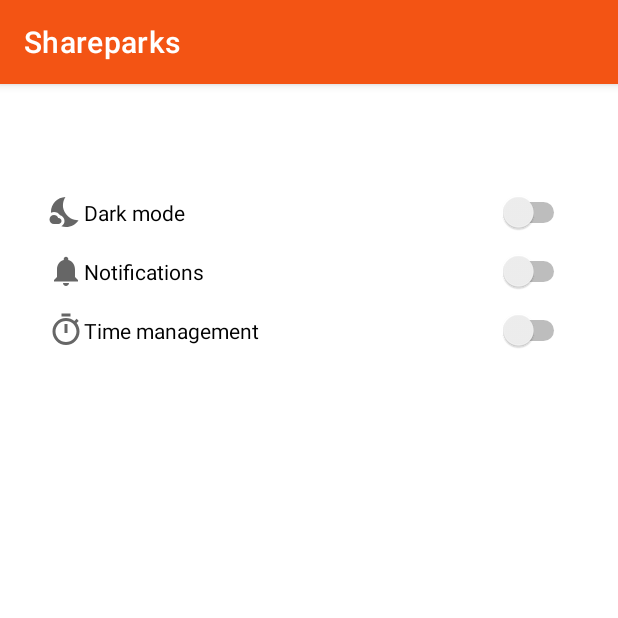
After one commit to BigBoi077/Shareparks, an Android app: the fragment AppSettingsFragment shown on its own in the app's theme, on a phone screen of 412 x 824 dp, the top half of it. The commit adds this screen. Run offline under Robolectric (Android 15) with nearby library versions, the phone set to English and light mode, and no system bars.

Commit message:
Can toggle to dark mode

```diff
--- /dev/null
+++ b/app/src/main/java/cegepst/example/shareparks/views/AppSettingsFragment.java
@@ -0,0 +1,41 @@
+package cegepst.example.shareparks.views;
+
+import android.os.Bundle;
+import android.view.LayoutInflater;
+import android.view.View;
+import android.view.ViewGroup;
+import android.widget.Switch;
+
+import androidx.annotation.NonNull;
+import androidx.annotation.Nullable;
+import androidx.fragment.app.Fragment;
+
+import cegepst.example.shareparks.R;
+
+public class AppSettingsFragment extends Fragment {
+
+    public static AppSettingsFragment newInstance() {
+        AppSettingsFragment appSettingsFragment = new AppSettingsFragment();
+        return appSettingsFragment;
+    }
+
+    @Override
+    public void onCreate(@Nullable Bundle savedInstanceState) {
+        super.onCreate(savedInstanceState);
+    }
+
+    @Nullable
+    @Override
+    public View onCreateView(@NonNull LayoutInflater inflater, @Nullable ViewGroup container, @Nullable Bundle savedInstanceState) {
+        return inflater.inflate(R.layout.app_settings_fragment, container, false);
+    }
+
+    @Override
+    public void onViewCreated(@NonNull View view, @Nullable Bundle savedInstanceState) {
+        super.onViewCreated(view, savedInstanceState);
+    }
+
+    public boolean getIsDarkModeOn() {
+        return ((Switch) getView().findViewById(R.id.darkModeSwitch)).isChecked();
+    }
+}
--- a/app/src/main/java/cegepst/example/shareparks/views/CreatePostFragment.java
+++ b/app/src/main/java/cegepst/example/shareparks/views/CreatePostFragment.java
@@ -47,7 +47,11 @@ public class CreatePostFragment extends Fragment {
         Post post = new Post();
         post.setAuthor(author);
         post.setImage(image);
-        post.setCaption(caption.trim());
+        if (caption != null) {
+            post.setCaption(caption.trim());
+        } else {
+            post.setCaption(caption);
+        }
         post.setNbrLikes(new Random().nextInt(10000));
         return post;
     }
--- /dev/null
+++ b/app/src/main/res/drawable/ic_notifications.xml
@@ -0,0 +1,10 @@
+<vector xmlns:android="http://schemas.android.com/apk/res/android"
+    android:width="24dp"
+    android:height="24dp"
+    android:tint="?attr/colorControlNormal"
+    android:viewportWidth="24"
+    android:viewportHeight="24">
+    <path
+        android:fillColor="@android:color/white"
+        android:pathData="M12,22c1.1,0 2,-0.9 2,-2h-4c0,1.1 0.89,2 2,2zM18,16v-5c0,-3.07 -1.64,-5.64 -4.5,-6.32L13.5,4c0,-0.83 -0.67,-1.5 -1.5,-1.5s-1.5,0.67 -1.5,1.5v0.68C7.63,5.36 6,7.92 6,11v5l-2,2v1h16v-1l-2,-2z" />
+</vector>
--- /dev/null
+++ b/app/src/main/res/drawable/ic_timer.xml
@@ -0,0 +1,10 @@
+<vector xmlns:android="http://schemas.android.com/apk/res/android"
+    android:width="24dp"
+    android:height="24dp"
+    android:tint="?attr/colorControlNormal"
+    android:viewportWidth="24"
+    android:viewportHeight="24">
+    <path
+        android:fillColor="@android:color/white"
+        android:pathData="M15,1L9,1v2h6L15,1zM11,14h2L13,8h-2v6zM19.03,7.39l1.42,-1.42c-0.43,-0.51 -0.9,-0.99 -1.41,-1.41l-1.42,1.42C16.07,4.74 14.12,4 12,4c-4.97,0 -9,4.03 -9,9s4.02,9 9,9 9,-4.03 9,-9c0,-2.12 -0.74,-4.07 -1.97,-5.61zM12,20c-3.87,0 -7,-3.13 -7,-7s3.13,-7 7,-7 7,3.13 7,7 -3.13,7 -7,7z" />
+</vector>
--- /dev/null
+++ b/app/src/main/res/layout/app_settings_fragment.xml
@@ -0,0 +1,37 @@
+<?xml version="1.0" encoding="utf-8"?>
+<LinearLayout xmlns:android="http://schemas.android.com/apk/res/android"
+    xmlns:tools="http://schemas.android.com/tools"
+    android:layout_width="match_parent"
+    android:layout_height="match_parent"
+    android:layout_marginLeft="32dp"
+    android:layout_marginRight="32dp"
+    android:orientation="vertical">
+
+    <Switch
+        android:id="@+id/darkModeSwitch"
+        android:layout_width="match_parent"
+        android:layout_height="wrap_content"
+        android:layout_marginTop="72dp"
+        android:layout_marginBottom="12dp"
+        android:drawableLeft="@drawable/ic_nights_mode"
+        android:onClick="toggleDarkMode"
+        android:text="@string/switchDarkMode"
+        tools:ignore="UseSwitchCompatOrMaterialXml" />
+
+    <Switch
+        android:layout_width="match_parent"
+        android:layout_height="wrap_content"
+        android:layout_marginBottom="12dp"
+        android:drawableLeft="@drawable/ic_notifications"
+        android:text="@string/switchNotifications"
+        tools:ignore="UseSwitchCompatOrMaterialXml" />
+
+    <Switch
+        android:layout_width="match_parent"
+        android:layout_height="wrap_content"
+        android:layout_marginBottom="12dp"
+        android:drawableLeft="@drawable/ic_timer"
+        android:text="@string/switchAppTimer"
+        tools:ignore="UseSwitchCompatOrMaterialXml" />
+
+</LinearLayout>
--- a/app/src/main/res/layout/user_settings_fragment.xml
+++ b/app/src/main/res/layout/user_settings_fragment.xml
@@ -39,7 +39,7 @@
         android:text="@string/passwordWarning" />
 
     <EditText
-        android:id="@+id/firstPasswordInput"
+        android:id="@+id/passwordInput"
         android:layout_width="match_parent"
         android:layout_height="wrap_content"
         android:layout_gravity="center"
@@ -81,6 +81,7 @@
 
     <Button
         android:id="@+id/saveButton"
+        android:onClick="saveUserInformation"
         android:layout_width="wrap_content"
         android:layout_height="wrap_content"
         android:layout_gravity="center"
--- a/app/src/main/res/values/strings.xml
+++ b/app/src/main/res/values/strings.xml
@@ -1,4 +1,4 @@
-<resources xmlns:tools="http://schemas.android.com/tools">
+<resources>
     <string name="app_name">Shareparks</string>
     <string name="usernameHint">Username</string>
     <string name="passwordHint">•••••••••••</string>
@@ -32,7 +32,10 @@
     <string name="firstNameHint">First Name</string>
     <string name="lastNameHint2">Last Name</string>
     <string name="actionSave">Save</string>
-    <string name="passwordWarning" tools:ignore="StringEscaping">Dont't forget your password!</string>
+    <string name="passwordWarning">Dont\'t forget your password!</string>
     <string name="personalizedMessage">Here you can put a personalized message when the app opens. Try it out !</string>
     <string name="gandalfQuote">A wizard is never late . . .</string>
+    <string name="switchDarkMode">Dark mode</string>
+    <string name="switchNotifications">Notifications</string>
+    <string name="switchAppTimer">Time management</string>
 </resources>
```
Also changed, not shown: app/src/main/java/cegepst/example/shareparks/views/MainActivity.java (+71 -3 lines), app/src/main/java/cegepst/example/shareparks/views/UserSettingsFragment.java (+30 -1 lines).
